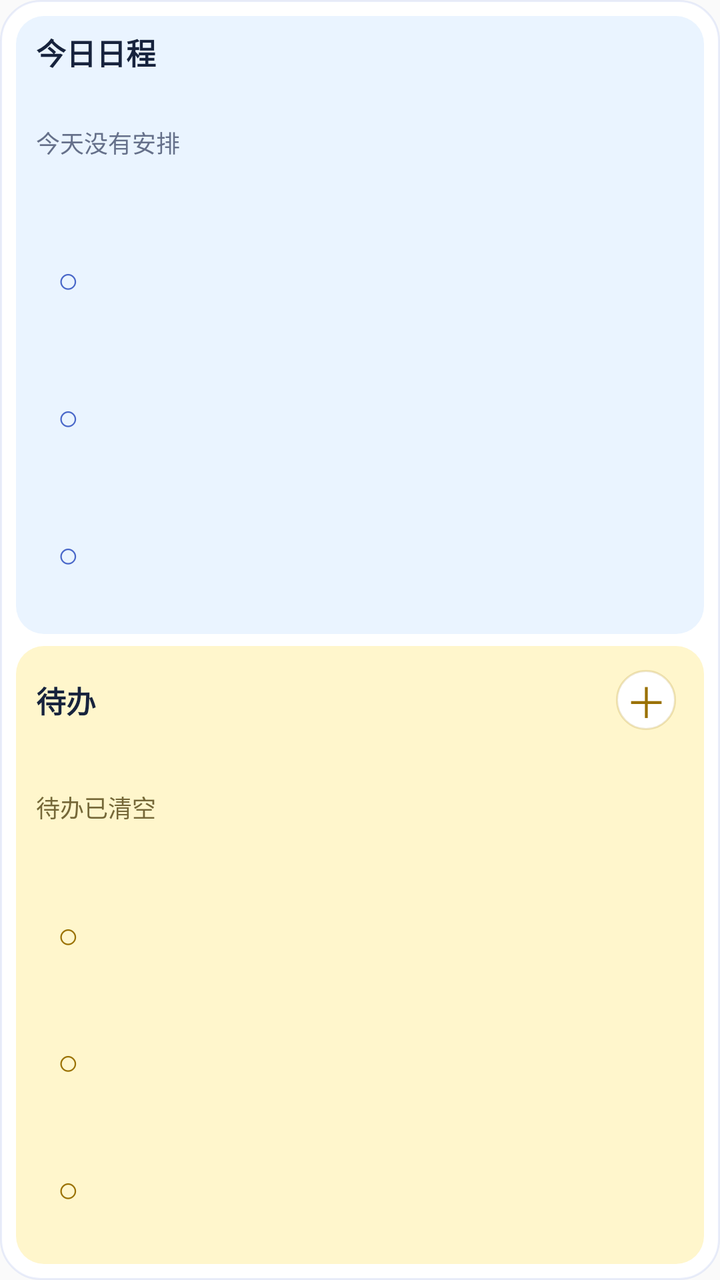
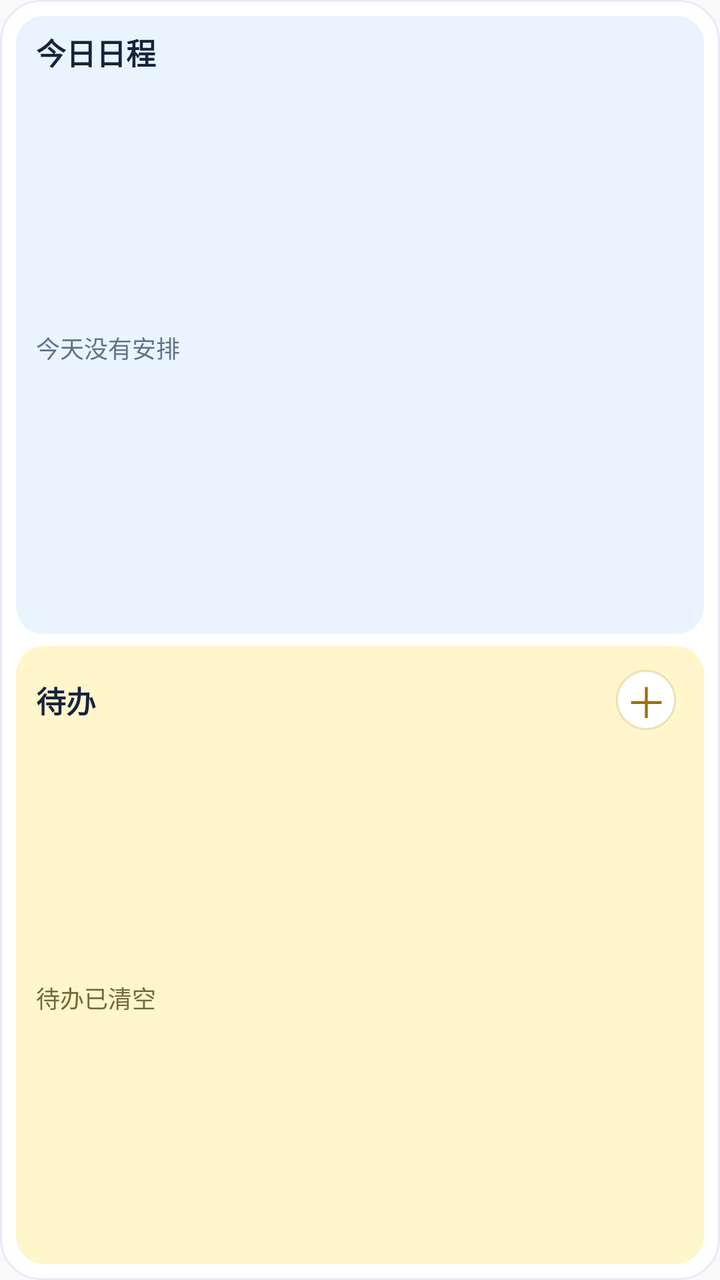

Two renders of the same Android screen: before a commit and after it. Below are the layout's source before the change and the commit's diff.
<!-- AndroidManifest.xml: application theme AppTheme -->
<!-- res/layout/widget_today_schedule.xml -->
<?xml version="1.0" encoding="utf-8"?>
<LinearLayout xmlns:android="http://schemas.android.com/apk/res/android"
    android:id="@+id/widget_root"
    android:layout_width="match_parent"
    android:layout_height="match_parent"
    android:orientation="vertical"
    android:background="@drawable/widget_background">

    <LinearLayout
        android:id="@+id/widget_schedule_section"
        android:layout_width="match_parent"
        android:layout_height="0dp"
        android:layout_weight="1"
        android:orientation="vertical"
        android:paddingStart="10dp"
        android:paddingTop="7dp"
        android:paddingEnd="10dp"
        android:paddingBottom="6dp"
        android:background="@drawable/widget_schedule_section_background"
        android:clickable="true"
        android:focusable="true"
        android:contentDescription="@string/widget_open_today">

        <LinearLayout
            android:id="@+id/widget_schedule_header"
            android:layout_width="match_parent"
            android:layout_height="wrap_content"
            android:gravity="center_vertical"
            android:orientation="horizontal">

            <TextView
                android:id="@+id/widget_title"
                android:layout_width="0dp"
                android:layout_height="wrap_content"
                android:layout_weight="1"
                android:ellipsize="end"
                android:maxLines="1"
                android:text="@string/widget_today_title"
                android:textColor="#FF17233D"
                android:textSize="15sp"
                android:textStyle="bold" />

            <TextView
                android:id="@+id/widget_date"
                android:layout_width="wrap_content"
                android:layout_height="wrap_content"
                android:ellipsize="end"
                android:maxLines="1"
                android:textColor="#FF65708A"
                android:textSize="10sp" />
        </LinearLayout>

        <TextView
            android:id="@+id/widget_empty"
            android:layout_width="match_parent"
            android:layout_height="0dp"
            android:layout_weight="1"
            android:gravity="center_vertical"
            android:ellipsize="end"
            android:maxLines="2"
            android:text="@string/widget_empty"
            android:textColor="#FF65708A"
            android:textSize="12sp" />

        <LinearLayout
            android:id="@+id/widget_item_1"
            android:layout_width="match_parent"
            android:layout_height="0dp"
            android:layout_weight="1"
            android:gravity="center_vertical"
            android:orientation="horizontal">
            <TextView
                android:id="@+id/widget_item_complete_1"
                android:layout_width="32dp"
                android:layout_height="match_parent"
                android:gravity="center"
                android:text="○"
                android:textColor="#FF4967C9"
                android:textSize="18sp" />
            <TextView
                android:id="@+id/widget_item_text_1"
                android:layout_width="0dp"
                android:layout_height="match_parent"
                android:layout_weight="1"
                android:gravity="center_vertical"
                android:ellipsize="end"
                android:includeFontPadding="false"
                android:maxLines="1"
                android:textColor="#FF17233D"
                android:textSize="12sp" />
        </LinearLayout>

        <LinearLayout
            android:id="@+id/widget_item_2"
            android:layout_width="match_parent"
            android:layout_height="0dp"
            android:layout_weight="1"
            android:gravity="center_vertical"
            android:orientation="horizontal">
            <TextView
                android:id="@+id/widget_item_complete_2"
                android:layout_width="32dp"
                android:layout_height="match_parent"
                android:gravity="center"
                android:text="○"
                android:textColor="#FF4967C9"
                android:textSize="18sp" />
            <TextView
                android:id="@+id/widget_item_text_2"
                android:layout_width="0dp"
                android:layout_height="match_parent"
                android:layout_weight="1"
                android:gravity="center_vertical"
                android:ellipsize="end"
                android:includeFontPadding="false"
                android:maxLines="1"
                android:textColor="#FF17233D"
                android:textSize="12sp" />
        </LinearLayout>

        <LinearLayout
            android:id="@+id/widget_item_3"
            android:layout_width="match_parent"
            android:layout_height="0dp"
            android:layout_weight="1"
            android:gravity="center_vertical"
            android:orientation="horizontal">
            <TextView
                android:id="@+id/widget_item_complete_3"
                android:layout_width="32dp"
                android:layout_height="match_parent"
                android:gravity="center"
                android:text="○"
                android:textColor="#FF4967C9"
                android:textSize="18sp" />
            <TextView
                android:id="@+id/widget_item_text_3"
                android:layout_width="0dp"
                android:layout_height="match_parent"
                android:layout_weight="1"
                android:gravity="center_vertical"
                android:ellipsize="end"
                android:includeFontPadding="false"
                android:maxLines="1"
                android:textColor="#FF17233D"
                android:textSize="12sp" />
        </LinearLayout>
    </LinearLayout>

    <LinearLayout
        android:id="@+id/widget_todo_section"
        android:layout_width="match_parent"
        android:layout_height="0dp"
        android:layout_weight="1"
        android:layout_marginTop="6dp"
        android:orientation="vertical"
        android:paddingStart="10dp"
        android:paddingTop="5dp"
        android:paddingEnd="7dp"
        android:paddingBottom="6dp"
        android:background="@drawable/widget_todo_section_background"
        android:clickable="true"
        android:focusable="true"
        android:contentDescription="@string/widget_open_todos">

        <LinearLayout
            android:id="@+id/widget_todo_header"
            android:layout_width="match_parent"
            android:layout_height="wrap_content"
            android:gravity="center_vertical"
            android:orientation="horizontal">

            <TextView
                android:id="@+id/widget_todo_title"
                android:layout_width="0dp"
                android:layout_height="wrap_content"
                android:layout_weight="1"
                android:ellipsize="end"
                android:maxLines="1"
                android:text="@string/widget_todo_title"
                android:textColor="#FF17233D"
                android:textSize="15sp"
                android:textStyle="bold" />

            <TextView
                android:id="@+id/widget_todo_add"
                android:layout_width="44dp"
                android:layout_height="44dp"
                android:gravity="center"
                android:background="@drawable/widget_add_background"
                android:text="@string/widget_quick_entry_symbol"
                android:textColor="#FF9A7100"
                android:textSize="21sp"
                android:contentDescription="@string/widget_todo_add" />
        </LinearLayout>

        <TextView
            android:id="@+id/widget_todo_empty"
            android:layout_width="match_parent"
            android:layout_height="0dp"
            android:layout_weight="1"
            android:gravity="center_vertical"
            android:ellipsize="end"
            android:maxLines="2"
            android:text="@string/widget_todo_empty"
            android:textColor="#FF756838"
            android:textSize="12sp" />

        <LinearLayout
            android:id="@+id/widget_todo_item_1"
            android:layout_width="match_parent"
            android:layout_height="0dp"
            android:layout_weight="1"
            android:gravity="center_vertical"
            android:orientation="horizontal">
            <TextView
                android:id="@+id/widget_todo_item_complete_1"
                android:layout_width="32dp"
                android:layout_height="match_parent"
                android:gravity="center"
                android:text="○"
                android:textColor="#FF9A7100"
                android:textSize="18sp" />
            <TextView
                android:id="@+id/widget_todo_item_text_1"
                android:layout_width="0dp"
                android:layout_height="match_parent"
                android:layout_weight="1"
                android:gravity="center_vertical"
                android:ellipsize="end"
                android:includeFontPadding="false"
                android:maxLines="1"
                android:textColor="#FF332D1B"
                android:textSize="12sp" />
        </LinearLayout>

        <LinearLayout
            android:id="@+id/widget_todo_item_2"
            android:layout_width="match_parent"
            android:layout_height="0dp"
            android:layout_weight="1"
            android:gravity="center_vertical"
            android:orientation="horizontal">
            <TextView
                android:id="@+id/widget_todo_item_complete_2"
                android:layout_width="32dp"
                android:layout_height="match_parent"
                android:gravity="center"
                android:text="○"
                android:textColor="#FF9A7100"
                android:textSize="18sp" />
            <TextView
                android:id="@+id/widget_todo_item_text_2"
                android:layout_width="0dp"
                android:layout_height="match_parent"
                android:layout_weight="1"
                android:gravity="center_vertical"
                android:ellipsize="end"
                android:includeFontPadding="false"
                android:maxLines="1"
                android:textColor="#FF332D1B"
                android:textSize="12sp" />
        </LinearLayout>

        <LinearLayout
            android:id="@+id/widget_todo_item_3"
            android:layout_width="match_parent"
            android:layout_height="0dp"
            android:layout_weight="1"
            android:gravity="center_vertical"
            android:orientation="horizontal">
            <TextView
                android:id="@+id/widget_todo_item_complete_3"
                android:layout_width="32dp"
                android:layout_height="match_parent"
                android:gravity="center"
                android:text="○"
                android:textColor="#FF9A7100"
                android:textSize="18sp" />
            <TextView
                android:id="@+id/widget_todo_item_text_3"
                android:layout_width="0dp"
                android:layout_height="match_parent"
                android:layout_weight="1"
                android:gravity="center_vertical"
                android:ellipsize="end"
                android:includeFontPadding="false"
                android:maxLines="1"
                android:textColor="#FF332D1B"
                android:textSize="12sp" />
        </LinearLayout>
    </LinearLayout>
</LinearLayout>
<!-- resources referenced by this layout -->
<resources>
  <!-- drawable widget_add_background (drawable) -->
  <?xml version="1.0" encoding="utf-8"?>
  <layer-list xmlns:android="http://schemas.android.com/apk/res/android">
      <item
          android:left="7dp"
          android:top="7dp"
          android:right="7dp"
          android:bottom="7dp">
          <shape android:shape="oval">
              <solid android:color="#FFFFFFFF" />
              <stroke android:width="1dp" android:color="#33A67C00" />
          </shape>
      </item>
  </layer-list>
  <!-- drawable widget_background (drawable) -->
  <?xml version="1.0" encoding="utf-8"?>
  <shape xmlns:android="http://schemas.android.com/apk/res/android" android:shape="rectangle">
      <solid android:color="#FFFFFFFF" />
      <corners android:radius="20dp" />
      <stroke android:width="1dp" android:color="#1A3157D5" />
      <padding android:left="8dp" android:top="8dp" android:right="8dp" android:bottom="8dp" />
  </shape>
  <!-- drawable widget_schedule_section_background (drawable) -->
  <?xml version="1.0" encoding="utf-8"?>
  <shape xmlns:android="http://schemas.android.com/apk/res/android" android:shape="rectangle">
      <solid android:color="#FFEAF4FF" />
      <corners android:radius="14dp" />
  </shape>
  <!-- drawable widget_todo_section_background (drawable) -->
  <?xml version="1.0" encoding="utf-8"?>
  <shape xmlns:android="http://schemas.android.com/apk/res/android" android:shape="rectangle">
      <solid android:color="#FFFFF6CC" />
      <corners android:radius="14dp" />
  </shape>
  <string name="widget_empty">今天没有安排</string>
  <string name="widget_open_today">打开今天</string>
  <string name="widget_open_todos">打开待办</string>
  <string name="widget_quick_entry_symbol">＋</string>
  <string name="widget_today_title">今日日程</string>
  <string name="widget_todo_add">新增待办</string>
  <string name="widget_todo_empty">待办已清空</string>
  <string name="widget_todo_title">待办</string>
  <style name="AppTheme" parent="Theme.AppCompat.Light.DarkActionBar">
          
          <item name="colorPrimary">@color/colorPrimary</item>
          <item name="colorPrimaryDark">@color/colorPrimaryDark</item>
          <item name="colorAccent">@color/colorAccent</item>
      </style>
</resources>

<!-- the commit's change to res/layout/widget_today_schedule.xml (unified diff, before → after) -->
@@ -50,101 +50,31 @@
                 android:textSize="10sp" />
         </LinearLayout>
 
-        <TextView
-            android:id="@+id/widget_empty"
+        <RelativeLayout
             android:layout_width="match_parent"
             android:layout_height="0dp"
-            android:layout_weight="1"
-            android:gravity="center_vertical"
-            android:ellipsize="end"
-            android:maxLines="2"
-            android:text="@string/widget_empty"
-            android:textColor="#FF65708A"
-            android:textSize="12sp" />
-
-        <LinearLayout
-            android:id="@+id/widget_item_1"
-            android:layout_width="match_parent"
-            android:layout_height="0dp"
-            android:layout_weight="1"
-            android:gravity="center_vertical"
-            android:orientation="horizontal">
+            android:layout_weight="1">
+            <ListView
+                android:id="@+id/widget_schedule_list"
+                android:layout_width="match_parent"
+                android:layout_height="110sp"
+                android:layout_alignParentTop="true"
+                android:divider="@android:color/transparent"
+                android:dividerHeight="0dp"
+                android:cacheColorHint="@android:color/transparent"
+                android:scrollbars="vertical"
+                android:overScrollMode="ifContentScrolls" />
             <TextView
-                android:id="@+id/widget_item_complete_1"
-                android:layout_width="32dp"
+                android:id="@+id/widget_empty"
+                android:layout_width="match_parent"
                 android:layout_height="match_parent"
-                android:gravity="center"
-                android:text="○"
-                android:textColor="#FF4967C9"
-                android:textSize="18sp" />
-            <TextView
-                android:id="@+id/widget_item_text_1"
-                android:layout_width="0dp"
-                android:layout_height="match_parent"
-                android:layout_weight="1"
                 android:gravity="center_vertical"
                 android:ellipsize="end"
-                android:includeFontPadding="false"
-                android:maxLines="1"
-                android:textColor="#FF17233D"
+                android:maxLines="2"
+                android:text="@string/widget_empty"
+                android:textColor="#FF65708A"
                 android:textSize="12sp" />
-        </LinearLayout>
-
-        <LinearLayout
-            android:id="@+id/widget_item_2"
-            android:layout_width="match_parent"
-            android:layout_height="0dp"
-            android:layout_weight="1"
-            android:gravity="center_vertical"
-            android:orientation="horizontal">
-            <TextView
-                android:id="@+id/widget_item_complete_2"
-                android:layout_width="32dp"
-                android:layout_height="match_parent"
-                android:gravity="center"
-                android:text="○"
-                android:textColor="#FF4967C9"
-                android:textSize="18sp" />
-            <TextView
-                android:id="@+id/widget_item_text_2"
-                android:layout_width="0dp"
-                android:layout_height="match_parent"
-                android:layout_weight="1"
-                android:gravity="center_vertical"
-                android:ellipsize="end"
-                android:includeFontPadding="false"
-                android:maxLines="1"
-                android:textColor="#FF17233D"
-                android:textSize="12sp" />
-        </LinearLayout>
-
-        <LinearLayout
-            android:id="@+id/widget_item_3"
-            android:layout_width="match_parent"
-            android:layout_height="0dp"
-            android:layout_weight="1"
-            android:gravity="center_vertical"
-            android:orientation="horizontal">
-            <TextView
-                android:id="@+id/widget_item_complete_3"
-                android:layout_width="32dp"
-                android:layout_height="match_parent"
-                android:gravity="center"
-                android:text="○"
-                android:textColor="#FF4967C9"
-                android:textSize="18sp" />
-            <TextView
-                android:id="@+id/widget_item_text_3"
-                android:layout_width="0dp"
-                android:layout_height="match_parent"
-                android:layout_weight="1"
-                android:gravity="center_vertical"
-                android:ellipsize="end"
-                android:includeFontPadding="false"
-                android:maxLines="1"
-                android:textColor="#FF17233D"
-                android:textSize="12sp" />
-        </LinearLayout>
+        </RelativeLayout>
     </LinearLayout>
 
     <LinearLayout
@@ -194,100 +124,30 @@
                 android:contentDescription="@string/widget_todo_add" />
         </LinearLayout>
 
-        <TextView
-            android:id="@+id/widget_todo_empty"
+        <RelativeLayout
             android:layout_width="match_parent"
             android:layout_height="0dp"
-            android:layout_weight="1"
-            android:gravity="center_vertical"
-            android:ellipsize="end"
-            android:maxLines="2"
-            android:text="@string/widget_todo_empty"
-            android:textColor="#FF756838"
-            android:textSize="12sp" />
-
-        <LinearLayout
-            android:id="@+id/widget_todo_item_1"
-            android:layout_width="match_parent"
-            android:layout_height="0dp"
-            android:layout_weight="1"
-            android:gravity="center_vertical"
-            android:orientation="horizontal">
+            android:layout_weight="1">
+            <ListView
+                android:id="@+id/widget_todo_list"
+                android:layout_width="match_parent"
+                android:layout_height="110sp"
+                android:layout_alignParentTop="true"
+                android:divider="@android:color/transparent"
+                android:dividerHeight="0dp"
+                android:cacheColorHint="@android:color/transparent"
+                android:scrollbars="vertical"
+                android:overScrollMode="ifContentScrolls" />
             <TextView
-                android:id="@+id/widget_todo_item_complete_1"
-                android:layout_width="32dp"
+                android:id="@+id/widget_todo_empty"
+                android:layout_width="match_parent"
                 android:layout_height="match_parent"
-                android:gravity="center"
-                android:text="○"
-                android:textColor="#FF9A7100"
-                android:textSize="18sp" />
-            <TextView
-                android:id="@+id/widget_todo_item_text_1"
-                android:layout_width="0dp"
-                android:layout_height="match_parent"
-                android:layout_weight="1"
                 android:gravity="center_vertical"
                 android:ellipsize="end"
-                android:includeFontPadding="false"
-                android:maxLines="1"
-                android:textColor="#FF332D1B"
+                android:maxLines="2"
+                android:text="@string/widget_todo_empty"
+                android:textColor="#FF756838"
                 android:textSize="12sp" />
-        </LinearLayout>
-
-        <LinearLayout
-            android:id="@+id/widget_todo_item_2"
-            android:layout_width="match_parent"
-            android:layout_height="0dp"
-            android:layout_weight="1"
-            android:gravity="center_vertical"
-            android:orientation="horizontal">
-            <TextView
-                android:id="@+id/widget_todo_item_complete_2"
-                android:layout_width="32dp"
-                android:layout_height="match_parent"
-                android:gravity="center"
-                android:text="○"
-                android:textColor="#FF9A7100"
-                android:textSize="18sp" />
-            <TextView
-                android:id="@+id/widget_todo_item_text_2"
-                android:layout_width="0dp"
-                android:layout_height="match_parent"
-                android:layout_weight="1"
-                android:gravity="center_vertical"
-                android:ellipsize="end"
-                android:includeFontPadding="false"
-                android:maxLines="1"
-                android:textColor="#FF332D1B"
-                android:textSize="12sp" />
-        </LinearLayout>
-
-        <LinearLayout
-            android:id="@+id/widget_todo_item_3"
-            android:layout_width="match_parent"
-            android:layout_height="0dp"
-            android:layout_weight="1"
-            android:gravity="center_vertical"
-            android:orientation="horizontal">
-            <TextView
-                android:id="@+id/widget_todo_item_complete_3"
-                android:layout_width="32dp"
-                android:layout_height="match_parent"
-                android:gravity="center"
-                android:text="○"
-                android:textColor="#FF9A7100"
-                android:textSize="18sp" />
-            <TextView
-                android:id="@+id/widget_todo_item_text_3"
-                android:layout_width="0dp"
-                android:layout_height="match_parent"
-                android:layout_weight="1"
-                android:gravity="center_vertical"
-                android:ellipsize="end"
-                android:includeFontPadding="false"
-                android:maxLines="1"
-                android:textColor="#FF332D1B"
-                android:textSize="12sp" />
-        </LinearLayout>
+        </RelativeLayout>
     </LinearLayout>
 </LinearLayout>
